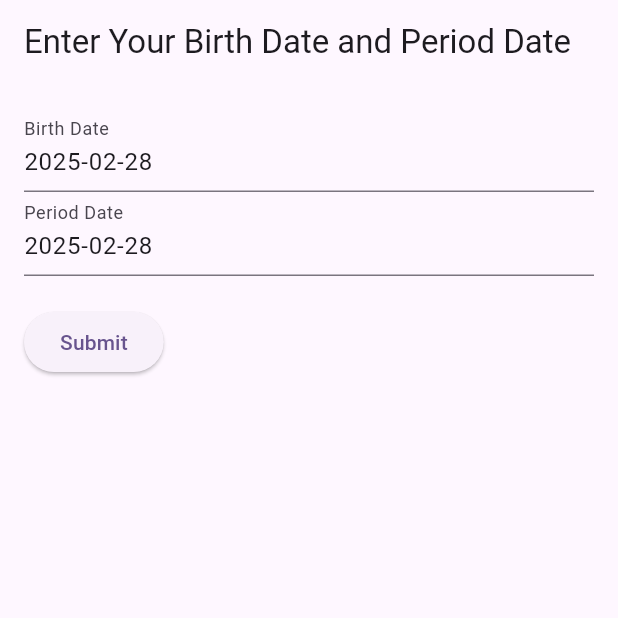
After one commit to peeradol7/fam_care, a Flutter app: the BirthDateForm screen opened by its route, on a phone screen of 412 x 824 dp, the top half of it. The commit adds this screen. Run offline on Flutter 3.47's test engine with Material 3 defaults, Android fonts, the phone set to English and light mode, and no system bars; our stand-ins replace cloud_firestore, firebase_auth, firebase_core, get, go_router, google_sign_in and 1 more; accounts and stored records are empty.

Commit message:
edit code

```diff
--- a/lib/app_routes.dart
+++ b/lib/app_routes.dart
@@ -3,6 +3,7 @@ import 'package:fam_care/view/input_information_page.dart';
 import 'package:fam_care/view/landing_page/langding_page.dart';
 import 'package:fam_care/view/login_page/login_page.dart';
 import 'package:fam_care/view/register_page.dart';
+import 'package:fam_care/view/test.dart';
 import 'package:go_router/go_router.dart';
 
 class AppRoutes {
@@ -12,6 +13,7 @@ class AppRoutes {
   static const String loginEmailPasswordPage = '/login-email-page';
   static const String inputInformationPage = '/input-information';
   static const String homePage = '/homePage';
+  static const String test = '/test';
 
   static final GoRouter router = GoRouter(
     initialLocation: landingPage,
@@ -40,6 +42,10 @@ class AppRoutes {
         path: homePage,
         builder: (context, state) => HomeScreen(),
       ),
+      GoRoute(
+        path: test,
+        builder: (context, state) => BirthDateForm(),
+      ),
     ],
     debugLogDiagnostics: true,
     redirect: (context, state) {
--- a/lib/model/users_model.dart
+++ b/lib/model/users_model.dart
@@ -7,7 +7,6 @@ class UsersModel {
   final String? firstName;
   final String? lastName;
   final DateTime? birthDay;
-  final int? age;
   final DateTime? period;
 
   UsersModel({
@@ -17,7 +16,6 @@ class UsersModel {
     this.firstName,
     this.lastName,
     this.birthDay,
-    this.age,
     this.period,
   });
 
@@ -30,7 +28,6 @@ class UsersModel {
       'lastName': lastName,
       'birthDay': birthDay?.toIso8601String(),
       'period': period?.toIso8601String(),
-      'age': age,
     };
   }
 
@@ -40,7 +37,6 @@ class UsersModel {
       email: json['email'] ?? '',
       firstName: json['firstName'] ?? '',
       lastName: json['lastName'] ?? '',
-      age: json['age'] ?? 0,
       password: json['password'] ?? '',
       birthDay: json['birthDay'] is Timestamp
           ? (json['birthDay'] as Timestamp).toDate()
@@ -60,7 +56,6 @@ class UsersModel {
       firstName: data['firstName'],
       lastName: data['lastName'],
       birthDay: (data['birthDay'] as Timestamp).toDate(),
-      age: data['age'],
       period: data['period'],
     );
   }
--- a/lib/service/google_auth_service.dart
+++ b/lib/service/google_auth_service.dart
@@ -43,7 +43,6 @@ class GoogleAuthService {
             email: user.email ?? '',
             firstName: '',
             lastName: '',
-            age: 1,
             password: '',
             birthDay: DateTime.now(),
             period: DateTime.now(),
--- /dev/null
+++ b/lib/view/test.dart
@@ -0,0 +1,90 @@
+import 'package:flutter/material.dart';
+
+class BirthDateForm extends StatefulWidget {
+  @override
+  _BirthDateFormState createState() => _BirthDateFormState();
+}
+
+class _BirthDateFormState extends State<BirthDateForm> {
+  final _formKey = GlobalKey<FormState>();
+  DateTime _birthDate = DateTime.now();
+  DateTime _periodDate = DateTime.now();
+
+  final TextEditingController _birthDateController = TextEditingController();
+  final TextEditingController _periodDateController = TextEditingController();
+
+  @override
+  void initState() {
+    super.initState();
+    _birthDateController.text =
+        "${_birthDate.toLocal()}".split(' ')[0]; // Format initial date
+    _periodDateController.text = "${_periodDate.toLocal()}".split(' ')[0];
+  }
+
+  @override
+  Widget build(BuildContext context) {
+    return Scaffold(
+      appBar: AppBar(title: Text('Enter Your Birth Date and Period Date')),
+      body: Padding(
+        padding: const EdgeInsets.all(16.0),
+        child: Form(
+          key: _formKey,
+          child: Column(
+            crossAxisAlignment: CrossAxisAlignment.start,
+            children: <Widget>[
+              TextFormField(
+                controller: _birthDateController,
+                decoration: InputDecoration(labelText: 'Birth Date'),
+                readOnly: true,
+                onTap: () async {
+                  DateTime pickedDate = await showDatePicker(
+                        context: context,
+                        initialDate: _birthDate,
+                        firstDate: DateTime(1900),
+                        lastDate: DateTime.now(),
+                      ) ??
+                      _birthDate;
+
+                  setState(() {
+                    _birthDate = pickedDate;
+                    _birthDateController.text =
+                        "${_birthDate.toLocal()}".split(' ')[0];
+                  });
+                },
+              ),
+              TextFormField(
+                controller: _periodDateController,
+                decoration: InputDecoration(labelText: 'Period Date'),
+                readOnly: true,
+                onTap: () async {
+                  DateTime pickedDate = await showDatePicker(
+                        context: context,
+                        initialDate: _periodDate,
+                        firstDate: DateTime(1900),
+                        lastDate: DateTime.now(),
+                      ) ??
+                      _periodDate;
+
+                  setState(() {
+                    _periodDate = pickedDate;
+                    _periodDateController.text =
+                        "${_periodDate.toLocal()}".split(' ')[0];
+                  });
+                },
+              ),
+              SizedBox(height: 20),
+              ElevatedButton(
+                onPressed: () {
+                  if (_formKey.currentState?.validate() ?? false) {
+                    // Call AuthService to save data to Firestore
+                  }
+                },
+                child: Text('Submit'),
+              ),
+            ],
+          ),
+        ),
+      ),
+    );
+  }
+}
```
Also changed, not shown: lib/controller/email_login_controller.dart (+3 -12 lines), lib/service/email_auth_service.dart (+28 -13 lines), lib/view/home_page/home_page.dart (+4 -21 lines), lib/view/home_page/profile_page/profile_page.dart (deleted, +0 -136 lines), lib/view/register_page.dart (+69 -72 lines).
